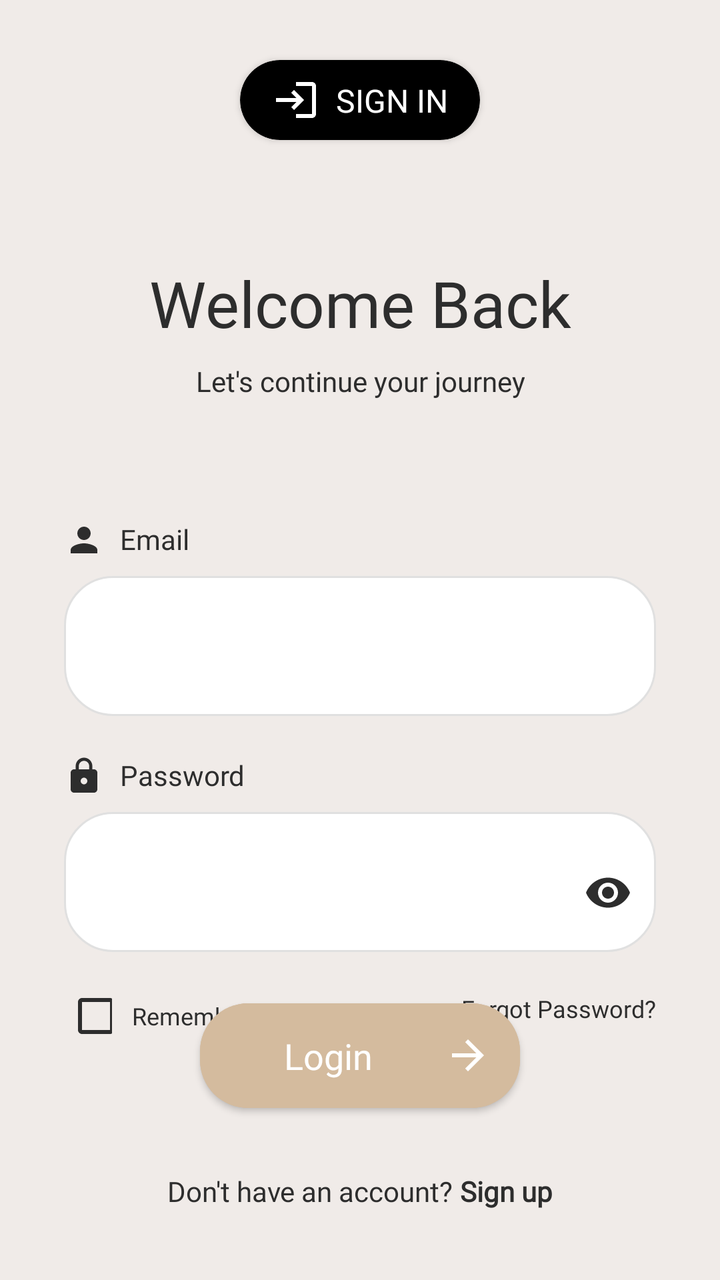
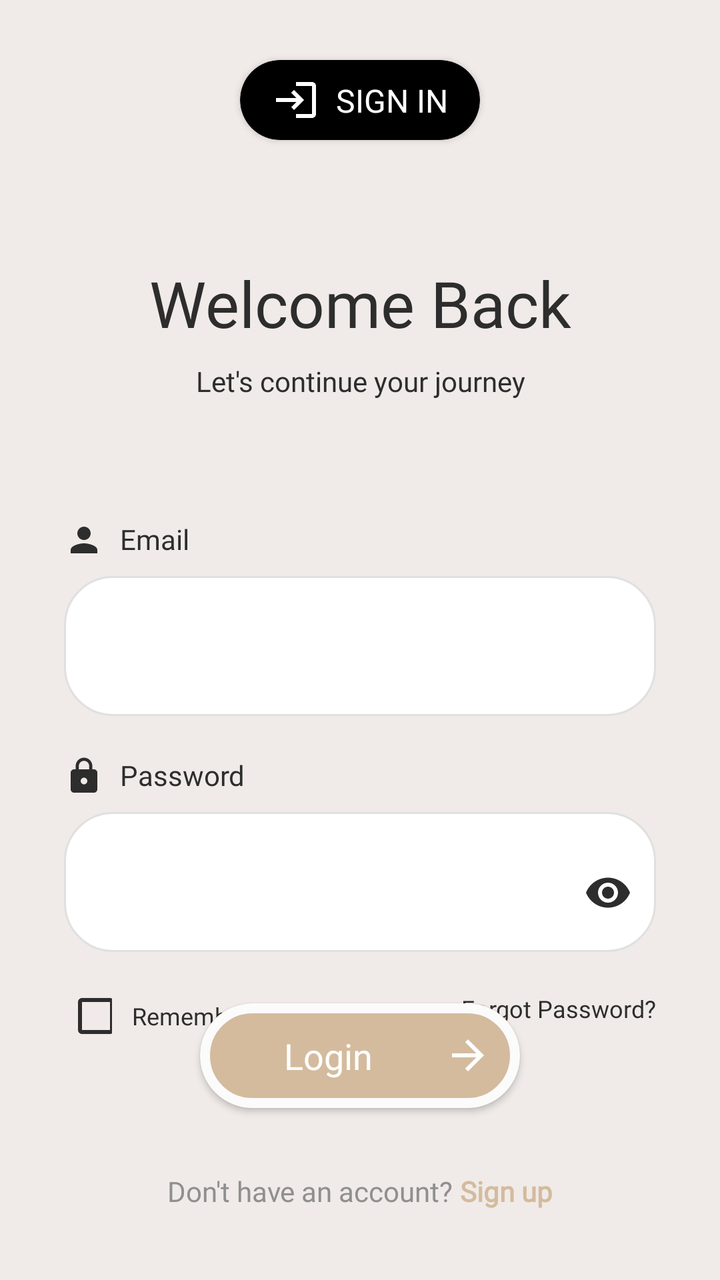

Compare the two renders of this Android layout. The source of the first and the diff that turns it into the second are given below.
<!-- AndroidManifest.xml: application theme Theme.SafeHer -->
<!-- res/layout/fragment_login.xml -->
<?xml version="1.0" encoding="utf-8"?>
<androidx.constraintlayout.widget.ConstraintLayout xmlns:android="http://schemas.android.com/apk/res/android"
    xmlns:app="http://schemas.android.com/apk/res-auto"
    xmlns:tools="http://schemas.android.com/tools"
    android:layout_width="match_parent"
    android:layout_height="match_parent"
    android:background="@color/cream_background">

    
    <com.airbnb.lottie.LottieAnimationView
        android:id="@+id/welcomeAnimation"
        android:layout_width="1dp"
        android:layout_height="1dp"
        android:alpha="0"
        app:layout_constraintTop_toTopOf="parent"
        app:layout_constraintStart_toStartOf="parent"
        app:lottie_autoPlay="false"
        app:lottie_loop="false"
        app:lottie_rawRes="@raw/welcome_animation" />

    
    <androidx.cardview.widget.CardView
        android:id="@+id/loginHeaderCard"
        android:layout_width="wrap_content"
        android:layout_height="wrap_content"
        android:layout_marginTop="30dp"
        app:cardBackgroundColor="#000000"
        app:cardCornerRadius="20dp"
        app:layout_constraintEnd_toEndOf="parent"
        app:layout_constraintStart_toStartOf="parent"
        app:layout_constraintTop_toTopOf="parent">

        <androidx.constraintlayout.widget.ConstraintLayout
            android:layout_width="wrap_content"
            android:layout_height="wrap_content"
            android:paddingHorizontal="16dp"
            android:paddingVertical="8dp">

            <ImageView
                android:id="@+id/loginIcon"
                android:layout_width="24dp"
                android:layout_height="24dp"
                android:src="@drawable/ic_login"
                app:layout_constraintBottom_toBottomOf="parent"
                app:layout_constraintStart_toStartOf="parent"
                app:layout_constraintTop_toTopOf="parent"
                app:layout_constraintVertical_bias="0.333"
                app:tint="#FFFFFF" />

            <TextView
                android:layout_width="wrap_content"
                android:layout_height="wrap_content"
                android:layout_marginStart="8dp"
                android:fontFamily="@font/poppins_medium"
                android:text="SIGN IN"
                android:textColor="#FFFFFF"
                android:textSize="16sp"
                app:layout_constraintBottom_toBottomOf="parent"
                app:layout_constraintEnd_toEndOf="parent"
                app:layout_constraintStart_toEndOf="@id/loginIcon"
                app:layout_constraintTop_toTopOf="parent" />
        </androidx.constraintlayout.widget.ConstraintLayout>
    </androidx.cardview.widget.CardView>

    
    <androidx.appcompat.widget.AppCompatTextView
        android:id="@+id/welcomeTitle"
        android:layout_width="wrap_content"
        android:layout_height="wrap_content"
        android:layout_marginTop="60dp"
        android:fontFamily="@font/poppins_semibold"
        android:text="Welcome Back"
        android:textColor="#2D2D2D"
        android:textSize="32sp"
        app:layout_constraintEnd_toEndOf="parent"
        app:layout_constraintStart_toStartOf="parent"
        app:layout_constraintTop_toBottomOf="@id/loginHeaderCard" />

    
    <androidx.appcompat.widget.AppCompatTextView
        android:id="@+id/welcomeSubtitle"
        android:layout_width="wrap_content"
        android:layout_height="wrap_content"
        android:layout_marginTop="8dp"
        android:fontFamily="@font/poppins_regular"
        android:text="Let's continue your journey"
        android:textAlignment="center"
        android:textColor="#2D2D2D"
        android:textSize="14sp"
        app:layout_constraintEnd_toEndOf="parent"
        app:layout_constraintStart_toStartOf="parent"
        app:layout_constraintTop_toBottomOf="@id/welcomeTitle" />

    
    <LinearLayout
        android:id="@+id/form_container"
        android:layout_width="match_parent"
        android:layout_height="wrap_content"
        android:layout_marginHorizontal="32dp"
        android:layout_marginTop="60dp"
        android:orientation="vertical"
        app:layout_constraintTop_toBottomOf="@id/welcomeSubtitle">

        
        <LinearLayout
            android:layout_width="match_parent"
            android:layout_height="wrap_content"
            android:orientation="vertical"
            android:layout_marginBottom="20dp">

            <LinearLayout
                android:layout_width="wrap_content"
                android:layout_height="wrap_content"
                android:orientation="horizontal"
                android:layout_marginBottom="8dp">

                <ImageView
                    android:layout_width="20dp"
                    android:layout_height="20dp"
                    android:src="@drawable/ic_person"
                    app:tint="#2D2D2D" />

                <TextView
                    android:layout_width="wrap_content"
                    android:layout_height="wrap_content"
                    android:layout_marginStart="8dp"
                    android:fontFamily="@font/poppins_medium"
                    android:text="Email"
                    android:textColor="#2D2D2D"
                    android:textSize="14sp" />
            </LinearLayout>

            <com.google.android.material.textfield.TextInputLayout
                android:id="@+id/emailInputLayout"
                style="@style/Widget.MaterialComponents.TextInputLayout.OutlinedBox"
                android:layout_width="match_parent"
                android:layout_height="wrap_content"
                android:background="@drawable/rounded_edittext_bg"
                app:boxBackgroundMode="none">

                <com.google.android.material.textfield.TextInputEditText
                    android:id="@+id/emailEditText"
                    android:layout_width="match_parent"
                    android:layout_height="59dp"
                    android:background="@null"
                    android:fontFamily="@font/poppins_regular"
                    android:inputType="text"
                    android:paddingHorizontal="16dp"
                    android:textColor="#2D2D2D"
                    android:textSize="14sp" />
            </com.google.android.material.textfield.TextInputLayout>
        </LinearLayout>

        
        <LinearLayout
            android:layout_width="match_parent"
            android:layout_height="wrap_content"
            android:orientation="vertical"
            android:layout_marginBottom="20dp">

            <LinearLayout
                android:layout_width="wrap_content"
                android:layout_height="wrap_content"
                android:orientation="horizontal"
                android:layout_marginBottom="8dp">

                <ImageView
                    android:layout_width="20dp"
                    android:layout_height="20dp"
                    android:src="@drawable/ic_lock"
                    app:tint="#2D2D2D" />

                <TextView
                    android:layout_width="wrap_content"
                    android:layout_height="wrap_content"
                    android:layout_marginStart="8dp"
                    android:fontFamily="@font/poppins_medium"
                    android:text="Password"
                    android:textColor="#2D2D2D"
                    android:textSize="14sp" />
            </LinearLayout>

            <com.google.android.material.textfield.TextInputLayout
                android:id="@+id/passwordInputLayout"
                style="@style/Widget.MaterialComponents.TextInputLayout.OutlinedBox"
                android:layout_width="match_parent"
                android:layout_height="wrap_content"
                android:background="@drawable/rounded_edittext_bg"
                app:boxBackgroundMode="none"
                app:endIconMode="password_toggle"
                app:endIconTint="#2D2D2D">

                <com.google.android.material.textfield.TextInputEditText
                    android:id="@+id/passwordEditText"
                    android:layout_width="match_parent"
                    android:layout_height="59dp"
                    android:background="@null"
                    android:fontFamily="@font/poppins_regular"
                    android:inputType="textPassword"
                    android:paddingHorizontal="16dp"
                    android:textColor="#2D2D2D"
                    android:textSize="14sp" />
            </com.google.android.material.textfield.TextInputLayout>
        </LinearLayout>

        
        <LinearLayout
            android:layout_width="match_parent"
            android:layout_height="wrap_content"
            android:orientation="horizontal"
            android:layout_marginBottom="30dp">

            <LinearLayout
                android:layout_width="0dp"
                android:layout_height="wrap_content"
                android:layout_weight="1"
                android:orientation="horizontal"
                android:gravity="start|center_vertical">

                <androidx.appcompat.widget.AppCompatCheckBox
                    android:id="@+id/rememberMeCheckbox"
                    android:layout_width="24dp"
                    android:layout_height="24dp"
                    android:buttonTint="#2D2D2D" />

                <TextView
                    android:layout_width="wrap_content"
                    android:layout_height="wrap_content"
                    android:fontFamily="@font/poppins_regular"
                    android:layout_marginLeft="10dp"
                    android:text="Remember me"
                    android:textColor="#2D2D2D"
                    android:textSize="12sp" />
            </LinearLayout>

            <androidx.appcompat.widget.AppCompatTextView
                android:id="@+id/forgotPasswordText"
                android:layout_width="wrap_content"
                android:layout_height="wrap_content"
                android:fontFamily="@font/poppins_medium"
                android:text="Forgot Password?"
                android:textColor="#2D2D2D"
                android:textSize="12sp" />
        </LinearLayout>
    </LinearLayout>

    
    <LinearLayout
        android:layout_width="wrap_content"
        android:layout_height="wrap_content"
        android:layout_marginBottom="35dp"
        android:orientation="horizontal"
        app:layout_constraintBottom_toBottomOf="parent"
        app:layout_constraintEnd_toEndOf="parent"
        app:layout_constraintStart_toStartOf="parent">

        <androidx.appcompat.widget.AppCompatTextView
            android:layout_width="wrap_content"
            android:layout_height="wrap_content"
            android:fontFamily="@font/poppins_regular"
            android:text="Don't have an account? "
            android:textColor="#2D2D2D" />

        <androidx.appcompat.widget.AppCompatTextView
            android:id="@+id/signUpText"
            android:layout_width="wrap_content"
            android:layout_height="wrap_content"
            android:fontFamily="@font/poppins_medium"
            android:text="Sign up"
            android:textColor="#2D2D2D"
            android:textStyle="bold" />
    </LinearLayout>

    
    <com.google.android.material.button.MaterialButton
        android:id="@+id/loginButton"
        style="@style/SafeHerButton"
        android:layout_width="0dp"
        android:layout_height="wrap_content"
        android:layout_marginHorizontal="100dp"
        android:layout_marginBottom="80dp"
        android:fontFamily="@font/poppins_medium"
        android:paddingHorizontal="30dp"
        android:text="Login"
        android:backgroundTint="@color/button_gold"
        android:textColor="#FFFFFF"
        app:cornerRadius="24dp"
        app:icon="@drawable/ic_arrow_forward"
        app:iconGravity="end"
        app:iconTint="#FFFFFF"
        app:layout_constraintBottom_toBottomOf="parent"
        app:layout_constraintEnd_toEndOf="parent"
        app:layout_constraintStart_toStartOf="parent" />

</androidx.constraintlayout.widget.ConstraintLayout>
<!-- resources referenced by this layout -->
<resources>
  <color name="button_gold">#d4bb9e</color>
  <color name="cream_background">#f0ebe8</color>
  <!-- drawable ic_arrow_forward (drawable) -->
  <?xml version="1.0" encoding="utf-8"?>
  <vector xmlns:android="http://schemas.android.com/apk/res/android"
      android:width="24dp"
      android:height="24dp"
      android:viewportWidth="24"
      android:viewportHeight="24">
      <path
          android:fillColor="#FFFFFF"
          android:pathData="M12,4l-1.41,1.41L16.17,11H4v2h12.17l-5.58,5.59L12,20l8,-8z"/>
  </vector>
  <!-- drawable ic_lock (drawable) -->
  <?xml version="1.0" encoding="utf-8"?>
  <vector xmlns:android="http://schemas.android.com/apk/res/android"
      android:width="24dp"
      android:height="24dp"
      android:viewportWidth="24"
      android:viewportHeight="24">
      <path
          android:fillColor="#FFFFFF"
          android:pathData="M18,8h-1L17,6c0,-2.76 -2.24,-5 -5,-5S7,3.24 7,6v2L6,8c-1.1,0 -2,0.9 -2,2v10c0,1.1 0.9,2 2,2h12c1.1,0 2,-0.9 2,-2L20,10c0,-1.1 -0.9,-2 -2,-2zM12,17c-1.1,0 -2,-0.9 -2,-2s0.9,-2 2,-2 2,0.9 2,2 -0.9,2 -2,2zM15.1,8L8.9,8L8.9,6c0,-1.71 1.39,-3.1 3.1,-3.1 1.71,0 3.1,1.39 3.1,3.1v2z"/>
  </vector>
  <!-- drawable ic_login (drawable) -->
  <?xml version="1.0" encoding="utf-8"?>
  <vector xmlns:android="http://schemas.android.com/apk/res/android"
      android:width="24dp"
      android:height="24dp"
      android:viewportWidth="24"
      android:viewportHeight="24">
      <path
          android:fillColor="#FFFFFF"
          android:pathData="M11,7L9.6,8.4l2.6,2.6H2v2h10.2l-2.6,2.6L11,17l5,-5L11,7zM20,19h-8v2h8c1.1,0 2,-0.9 2,-2V5c0,-1.1 -0.9,-2 -2,-2h-8v2h8V19z"/>
  </vector>
  <!-- drawable ic_person (drawable) -->
  <?xml version="1.0" encoding="utf-8"?>
  <vector xmlns:android="http://schemas.android.com/apk/res/android"
      android:width="24dp"
      android:height="24dp"
      android:viewportWidth="24"
      android:viewportHeight="24">
      <path
          android:fillColor="#FFFFFF"
          android:pathData="M12,12c2.21,0 4,-1.79 4,-4s-1.79,-4 -4,-4 -4,1.79 -4,4 1.79,4 4,4zM12,14c-2.67,0 -8,1.34 -8,4v2h16v-2c0,-2.66 -5.33,-4 -8,-4z"/>
  </vector>
  <!-- drawable rounded_edittext_bg (drawable) -->
  <?xml version="1.0" encoding="utf-8"?>
  <shape xmlns:android="http://schemas.android.com/apk/res/android">
      <solid android:color="#FFFFFF" />
      <corners android:radius="24dp" />
      <stroke android:width="1dp" android:color="#E0E0E0" />
  </shape>
  <style name="SafeHerButton" parent="Widget.MaterialComponents.Button">
          <item name="android:layout_width">0dp</item>
          <item name="android:layout_height">wrap_content</item>
          <item name="android:layout_marginHorizontal">50dp</item>
          <item name="android:fontFamily">@font/poppins_medium</item>
          <item name="android:letterSpacing">0</item>
          <item name="android:padding">14dp</item>
          <item name="android:textAllCaps">false</item>
          <item name="android:textColor">@color/second_white</item>
          <item name="android:textSize" tools:ignore="SpUsage">18dp</item>
          <item name="cornerRadius">30dp</item>
          <item name="backgroundTint">@color/button_gold</item>
      </style>
  <style name="Theme.SafeHer" parent="Base.Theme.SafeHer" />
  <color name="second_white">#FBFBFB</color>
  <style name="Base.Theme.SafeHer" parent="Theme.MaterialComponents.NoActionBar">
          
          
      </style>
</resources>

<!-- the commit's change to res/layout/fragment_login.xml (unified diff, before → after) -->
@@ -259,7 +259,7 @@
             android:layout_height="wrap_content"
             android:fontFamily="@font/poppins_regular"
             android:text="Don't have an account? "
-            android:textColor="#2D2D2D" />
+            android:textColor="#908f8f" />
 
         <androidx.appcompat.widget.AppCompatTextView
             android:id="@+id/signUpText"
@@ -267,7 +267,7 @@
             android:layout_height="wrap_content"
             android:fontFamily="@font/poppins_medium"
             android:text="Sign up"
-            android:textColor="#2D2D2D"
+            android:textColor="@color/button_gold"
             android:textStyle="bold" />
     </LinearLayout>
 
@@ -281,10 +281,12 @@
         android:layout_marginBottom="80dp"
         android:fontFamily="@font/poppins_medium"
         android:paddingHorizontal="30dp"
+        app:strokeColor="@color/second_white"
+        app:strokeWidth="5dp"
         android:text="Login"
         android:backgroundTint="@color/button_gold"
         android:textColor="#FFFFFF"
-        app:cornerRadius="24dp"
+        app:cornerRadius="30dp"
         app:icon="@drawable/ic_arrow_forward"
         app:iconGravity="end"
         app:iconTint="#FFFFFF"
